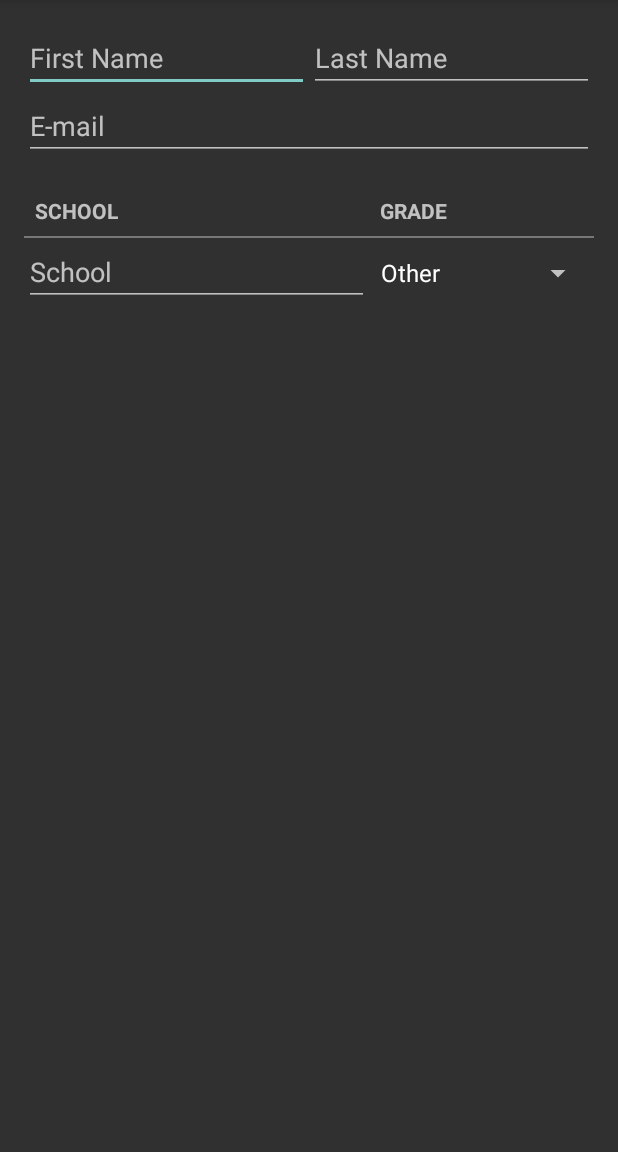
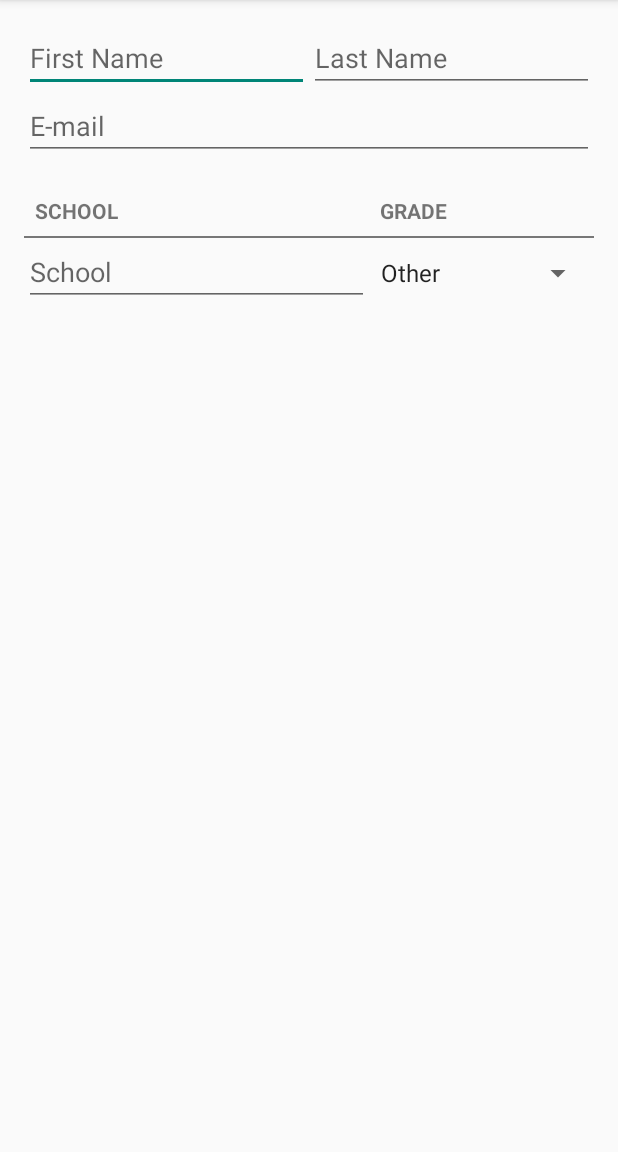
Before and after one commit to carloshwa/android-career-signup, an Android app: the screen it shows after launch (MainActivity), on a phone screen of 412 x 824 dp, the part 84-1236 px from its top. Run offline under Robolectric (Android 15) with nearby library versions, the phone set to English and light mode, and no system bars; libraries missing offline, so code that uses them is left out: com.j256.ormlite; 2 statements that could not run were skipped.

Commit message:
Update theme

```diff
--- a/careersignup/src/main/res/values/styles.xml
+++ b/careersignup/src/main/res/values/styles.xml
@@ -1,7 +1,7 @@
 <resources>
 
     <!-- Base application theme. -->
-    <style name="AppTheme" parent="Theme.AppCompat">
+    <style name="AppTheme" parent="Theme.AppCompat.Light.DarkActionBar">
         <!-- Customize your theme here. -->
     </style>
 
```
